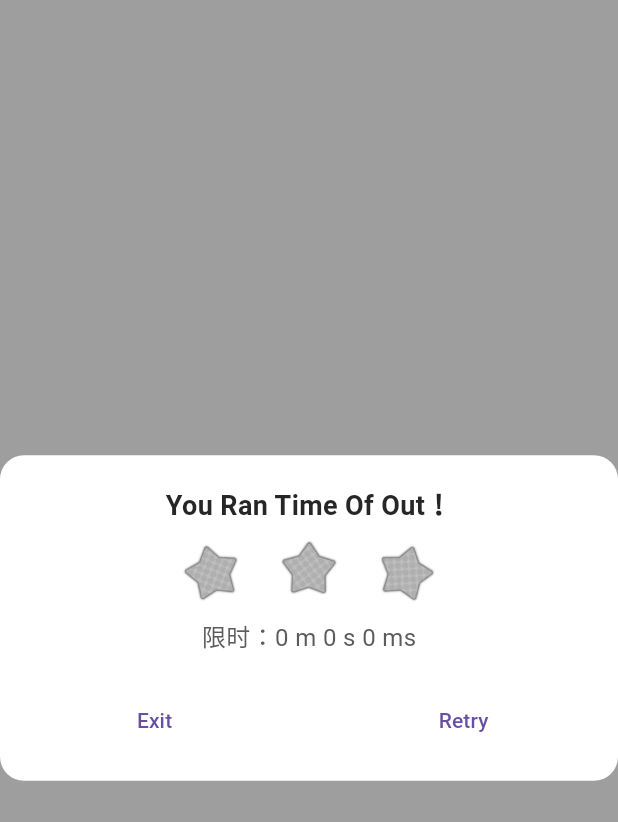
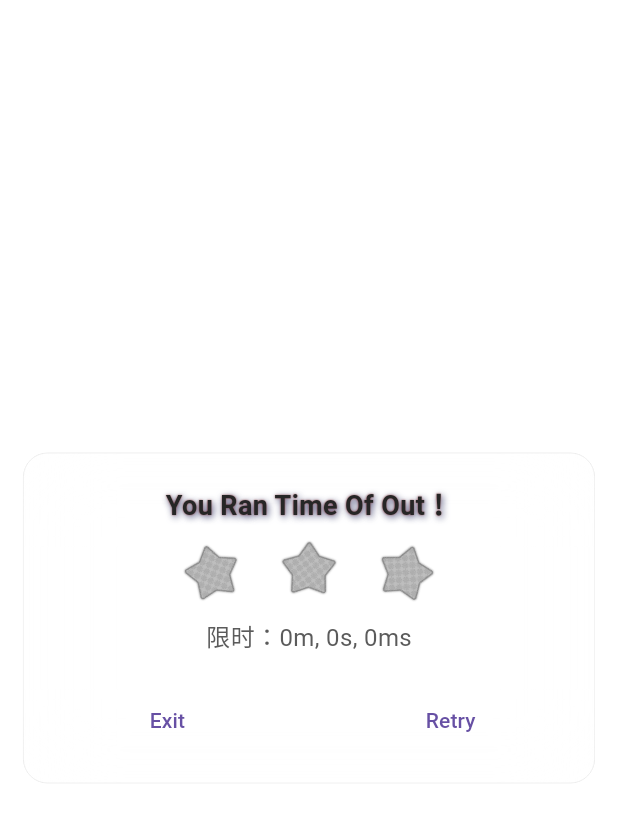
Before and after one commit to Qing-cpu/sliding_puzzle, a Flutter app: the TimeOutFailurePage screen opened directly with empty values, on a phone screen of 412 x 824 dp. Shown: the top 822 px of the screen. Run offline on Flutter 3.47's test engine with Material 3 defaults, Android fonts, the phone set to English and light mode, and no system bars; our stand-ins replace shared_preferences; missing offline and left inert: flutter_soloud; accounts and stored records are empty; generated files the repository leaves out were written again.

Commit message:
feat: 超时提示框样式

```diff
--- a/lib/cus_widget/sliding_puzzle/sliding_square.dart
+++ b/lib/cus_widget/sliding_puzzle/sliding_square.dart
@@ -18,7 +18,6 @@ class SlidingSquare extends StatefulWidget {
 class _SlidingSquareState extends State<SlidingSquare> with SingleTickerProviderStateMixin {
   late final AnimationController _animationController;
   late Animation<Offset> _animation;
-  late final _squareWidth = widget.width;
 
   void _statusListener(state) {
     if (state == AnimationStatus.completed) {
@@ -46,7 +45,7 @@ class _SlidingSquareState extends State<SlidingSquare> with SingleTickerProvider
   }
 
   _onTapDown(d) {
-    if (SquareModel.hasMoving ||  widget.squareModel.translateOffset == null) {
+    if (SquareModel.hasMoving || widget.squareModel.translateOffset == null) {
       return;
     }
 
@@ -86,7 +85,7 @@ class _SlidingSquareState extends State<SlidingSquare> with SingleTickerProvider
       child: AnimatedBuilder(
         animation: _animation,
         builder: (BuildContext context, Widget? child) => Transform.translate(offset: _animation.value, child: child),
-        child: SizedBox(height: _squareWidth, width: _squareWidth, child: _buildAnimatedChild()),
+        child: SizedBox(height: widget.width, width: widget.width, child: _buildAnimatedChild()),
       ),
     );
   }
--- a/lib/pages/normal_mode/level_select.dart
+++ b/lib/pages/normal_mode/level_select.dart
@@ -69,7 +69,7 @@ class _LevelSelectState extends State<LevelSelect> {
       _pageController.animateToPage(_pageController.page!.toInt() + 1, duration: Duration(milliseconds: 200), curve: Curves.easeInOut);
 
   String mil2TimeString(int mil) {
-    return '${mil ~/ 60000} m ${mil ~/ 1000 % 60} s ${mil % 1000 ~/ 10} ms';
+    return '${mil ~/ 60000}m, ${mil ~/ 1000 % 60}s, ${mil % 1000 ~/ 10}ms';
   }
 
   @override
--- a/lib/pages/normal_mode/time_out_failure_page.dart
+++ b/lib/pages/normal_mode/time_out_failure_page.dart
@@ -1,3 +1,5 @@
+import 'dart:ui';
+
 import 'package:flutter/material.dart';
 import 'package:sliding_puzzle/cus_widget/cus_widget.dart';
 
@@ -6,27 +8,62 @@ class TimeOutFailurePage extends StatelessWidget {
   final VoidCallback exit;
   final int maxDMil;
 
-  const TimeOutFailurePage({super.key, required this.retry, required this.exit,required this.maxDMil});
+  const TimeOutFailurePage({super.key, required this.retry, required this.exit, required this.maxDMil});
+
+  String mil2TimeString(int mil) {
+    return '${mil ~/ 60000}m, ${mil ~/ 1000 % 60}s, ${mil % 1000 ~/ 10}ms';
+  }
 
   @override
   Widget build(BuildContext context) {
     return Scaffold(
-      backgroundColor: Colors.black38,
+      backgroundColor: Color(0x00000000),
       body: Center(
+        child: Stack(
+          children: [
+            Positioned(
+              top: 0,
+              left: 0,
+              bottom: 0,
+              right: 0,
               child: Container(
-          decoration: BoxDecoration(color: Colors.white, borderRadius: BorderRadius.circular(16)),
+                margin: EdgeInsets.all(15.6),
+                clipBehavior: Clip.hardEdge,
+                decoration: BoxDecoration(
+                  border: Border.all(color: Colors.black54, width: 0.1),
+                  color: Colors.white54,
+                  borderRadius: BorderRadius.circular(16),
+                ),
+                child: BackdropFilter(filter: ImageFilter.blur(sigmaX: 27, sigmaY: 27), child: Container(color: Colors.white12)),
+              ),
+            ),
+            Container(
+              margin: EdgeInsets.all(17),
+              decoration: BoxDecoration(
+                border: Border.all(color: Colors.white, width: 0.1),
+                color: Colors.white24,
+                borderRadius: BorderRadius.circular(16),
+              ),
               child: Column(
                 mainAxisSize: MainAxisSize.min,
                 children: [
                   const SizedBox(height: 20),
-              Text('You Ran Time Of Out！', style: TextStyle(fontSize: 18, fontWeight: FontWeight.bold, color: const Color(0xFF262626))),
+                  Text(
+                    'You Ran Time Of Out！',
+                    style: TextStyle(
+                      shadows: [
+                        Shadow(color: Color(0xD31B1E55), offset: Offset(1, 1), blurRadius: 6),
+                        Shadow(color: Color(0x9E6A0303), offset: Offset(-0.1, -0.1), blurRadius: 1),
+                      ],
+                      fontSize: 18,
+                      fontWeight: FontWeight.bold,
+                      color: Color(0xFF262626),
+                    ),
+                  ),
                   const SizedBox(height: 8),
                   StarMax3(0),
                   const SizedBox(height: 8),
-              Text(
-                '限时：${maxDMil ~/ 60000} m ${maxDMil ~/ 1000 % 60} s ${maxDMil % 1000} ms',
-                style: TextStyle(fontSize: 16, color: const Color(0xFF5B5B5B)),
-              ),
+                  Text('限时：${mil2TimeString(maxDMil)}', style: TextStyle(fontSize: 16, color: const Color(0xFF5B5B5B))),
                   SizedBox(height: 20),
                   Row(
                     mainAxisAlignment: MainAxisAlignment.spaceAround,
@@ -36,6 +73,8 @@ class TimeOutFailurePage extends StatelessWidget {
                 ],
               ),
             ),
+          ],
+        ),
       ),
     );
   }
```
Also changed, not shown: lib/cus_widget/sliding_puzzle/sliding_puzzle.dart (+3 -4 lines), lib/pages/normal_mode/level_complete_page.dart (+45 -19 lines). Lines whose indentation alone changed are shown as unchanged.
